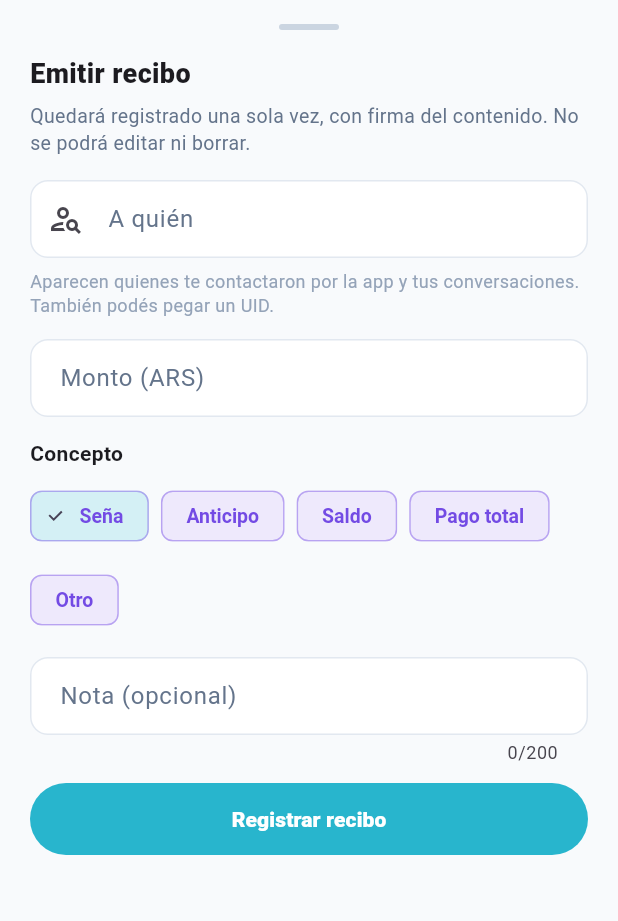
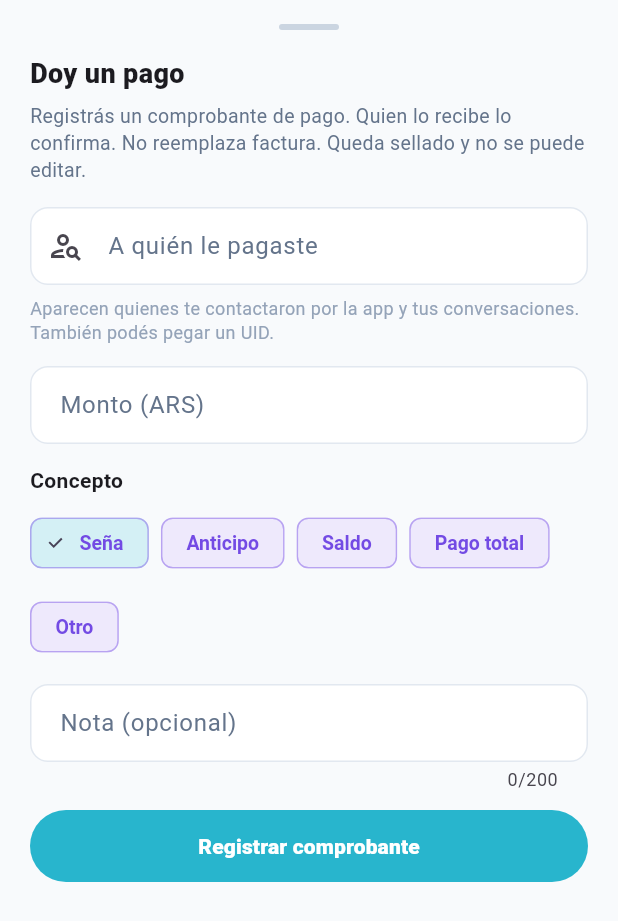
Before and after one commit to gdemagistre-hub/puelo-infra, a Flutter app: the EmitirReciboSheet widget shown alone on an empty page, opened directly, on a phone screen of 412 x 824 dp. Shown: the top 921 px of the screen. Run offline on Flutter 3.47's test engine with Material 3 defaults, Android fonts, the phone set to English and light mode, and no system bars; our stand-ins replace audioplayers, cloud_firestore, cloud_functions, firebase_auth, firebase_core, firebase_messaging and 6 more; missing offline and left inert: cryptography, google_mlkit_text_recognition; accounts and stored records are empty; project files that could hold a hidden picture were left out.

Commit message:
ux: Doy un pago / comprobante (cliente registra, prestador confirma)

```diff
--- a/lib/mensajes/emitir_recibo_sheet.dart
+++ b/lib/mensajes/emitir_recibo_sheet.dart
@@ -131,6 +131,33 @@ class _EmitirReciboSheetState extends State<EmitirReciboSheet> {
         debugPrint('EmitirReciboSheet conversaciones: $e');
       }
 
+      // Prestadores que yo contacté (soy cliente)
+      try {
+        final yoCliente = await FirebaseFirestore.instance
+            .collection('contactos')
+            .where('cliente_uid', isEqualTo: myUid)
+            .limit(40)
+            .get();
+        for (final doc in yoCliente.docs) {
+          final data = doc.data();
+          final other = (data['prestador_uid'] ?? '').toString().trim();
+          if (other.isEmpty || other == myUid) continue;
+          if (seen.contains(other)) continue;
+          seen.add(other);
+          final hint = (data['prestador_nombre'] ?? '').toString().trim();
+          final nombre = hint.isNotEmpty
+              ? hint
+              : await MensajesService.instance.resolveDisplayName(other);
+          list.add(_Sugerencia(
+            uid: other,
+            nombre: nombre,
+            origen: 'contacto',
+          ));
+        }
+      } catch (e) {
+        debugPrint('EmitirReciboSheet contactos cliente: $e');
+      }
+
       // 2) Contactos de la app (WA / llamada hacia mí como prestador)
       try {
         final cSnap = await FirebaseFirestore.instance
@@ -228,7 +255,7 @@ class _EmitirReciboSheetState extends State<EmitirReciboSheet> {
       final uid = _uidCtrl.text.trim();
       final monto = ThousandsFormatter.parse(_montoCtrl.text);
       if (uid.isEmpty) {
-        throw StateError('Elegí a quién emitir el recibo.');
+        throw StateError('Elegí a quién le pagaste.');
       }
       if (monto == null || monto <= 0) throw StateError('Monto inválido');
 
@@ -246,7 +273,7 @@ class _EmitirReciboSheetState extends State<EmitirReciboSheet> {
       ScaffoldMessenger.of(context).showSnackBar(
         SnackBar(
           content: Text(
-            'Recibo emitido · sellado ${hash.length >= 8 ? hash.substring(0, 8) : hash}…',
+            'Comprobante registrado · sellado ${hash.length >= 8 ? hash.substring(0, 8) : hash}…',
           ),
           behavior: SnackBarBehavior.floating,
         ),
@@ -289,13 +316,13 @@ class _EmitirReciboSheetState extends State<EmitirReciboSheet> {
             ),
             const SizedBox(height: 16),
             const Text(
-              'Emitir recibo',
+              'Doy un pago',
               style: TextStyle(fontSize: 18, fontWeight: FontWeight.w800),
             ),
             const SizedBox(height: 6),
             const Text(
-              'Quedará registrado una sola vez, con firma del contenido. '
-              'No se podrá editar ni borrar.',
+              'Registrás un comprobante de pago. Quien lo recibe lo confirma. '
+              'No reemplaza factura. Queda sellado y no se puede editar.',
               style: TextStyle(
                 fontSize: 13,
                 color: Color(0xFF64748B),
@@ -322,7 +349,7 @@ class _EmitirReciboSheetState extends State<EmitirReciboSheet> {
                         crossAxisAlignment: CrossAxisAlignment.start,
                         children: [
                           const Text(
-                            'Para',
+                            'Le pagás a',
                             style: TextStyle(
                               fontSize: 11,
                               color: Color(0xFF64748B),
@@ -348,7 +375,7 @@ class _EmitirReciboSheetState extends State<EmitirReciboSheet> {
                 controller: _uidCtrl,
                 focusNode: _uidFocus,
                 decoration: InputDecoration(
-                  labelText: 'A quién',
+                  labelText: 'A quién le pagaste',
                   hintText: 'Nombre o UID',
                   border: const OutlineInputBorder(),
                   prefixIcon: const Icon(Icons.person_search_outlined),
@@ -544,7 +571,7 @@ class _EmitirReciboSheetState extends State<EmitirReciboSheet> {
                       ),
                     )
                   : const Text(
-                      'Registrar recibo',
+                      'Registrar comprobante',
                       style: TextStyle(fontWeight: FontWeight.w800),
                     ),
             ),
--- a/lib/mensajes/mensajes_detalle.dart
+++ b/lib/mensajes/mensajes_detalle.dart
@@ -120,8 +120,8 @@ class _MensajesDetalleScreenState extends State<MensajesDetalleScreen> {
         SnackBar(
           content: Text(
             decision == 'aceptado'
-                ? 'Recibo aceptado \u00b7 queda como evidencia'
-                : 'Recibo rechazado \u00b7 queda documentado',
+                ? 'Comprobante aceptado \u00b7 queda como evidencia'
+                : 'Comprobante rechazado \u00b7 queda documentado',
           ),
           behavior: SnackBarBehavior.floating,
         ),
@@ -320,7 +320,7 @@ class _MensajesDetalleScreenState extends State<MensajesDetalleScreen> {
         iconTheme: const IconThemeData(color: _primary),
         actions: [
           IconButton(
-            tooltip: 'Emitir recibo',
+            tooltip: 'Doy un pago',
             onPressed:
                 _otherUid == null || _otherUid!.isEmpty ? null : _openEmitir,
             icon: const Icon(Icons.receipt_long_rounded),
@@ -340,8 +340,8 @@ class _MensajesDetalleScreenState extends State<MensajesDetalleScreen> {
                 SizedBox(width: 8),
                 Expanded(
                   child: Text(
-                    'Recibos, evaluaciones y mensajes quedan registrados. '
-                    'Los recibos se sellan; las evaluaciones se publican al aceptar.',
+                    'Comprobantes, evaluaciones y mensajes quedan registrados. '
+                    'Los comprobantes se sellan; las evaluaciones se publican al aceptar.',
                     style: TextStyle(
                       fontSize: 12,
                       height: 1.35,
@@ -429,7 +429,7 @@ class _MensajesDetalleScreenState extends State<MensajesDetalleScreen> {
                               backgroundColor: _primary,
                             ),
                             icon: const Icon(Icons.receipt_long),
-                            label: const Text('Emitir recibo'),
+                            label: const Text('Doy un pago'),
                           ),
                         ],
                       ),
@@ -943,7 +943,7 @@ class _ReciboCard extends StatelessWidget {
                   const SizedBox(width: 8),
                   Expanded(
                     child: Text(
-                      soyEmisor ? 'Vos emitiste' : 'Te emitieron',
+                      soyEmisor ? 'Registraste un pago' : 'Te registraron un pago',
                       style: const TextStyle(
                         fontSize: 12,
                         color: Color(0xFF64748B),
--- a/lib/tarjetaDigital.dart
+++ b/lib/tarjetaDigital.dart
@@ -106,11 +106,11 @@ class _TarjetaDigitalWidgetState extends State<TarjetaDigitalWidget> {
   void _emitirRecibo(String contraparteUid, String nombreMostrar) {
     final my = UserSession().uid;
     if (my == null || my.isEmpty) {
-      _alerta('Iniciá sesión con Google para emitir un recibo');
+      _alerta('Iniciá sesión con Google para registrar un pago');
       return;
     }
     if (my == contraparteUid) {
-      _alerta('No podés emitir un recibo a vos mismo');
+      _alerta('No podés registrar un pago a vos mismo');
       return;
     }
     showModalBottomSheet(
@@ -400,7 +400,7 @@ class _TarjetaDigitalWidgetState extends State<TarjetaDigitalWidget> {
                         ),
                         icon: const Icon(Icons.receipt_long_rounded, size: 20),
                         label: const Text(
-                          'Emitir recibo',
+                          'Doy un pago',
                           style: TextStyle(fontWeight: FontWeight.w800, fontSize: 15),
                         ),
                       ),
```
